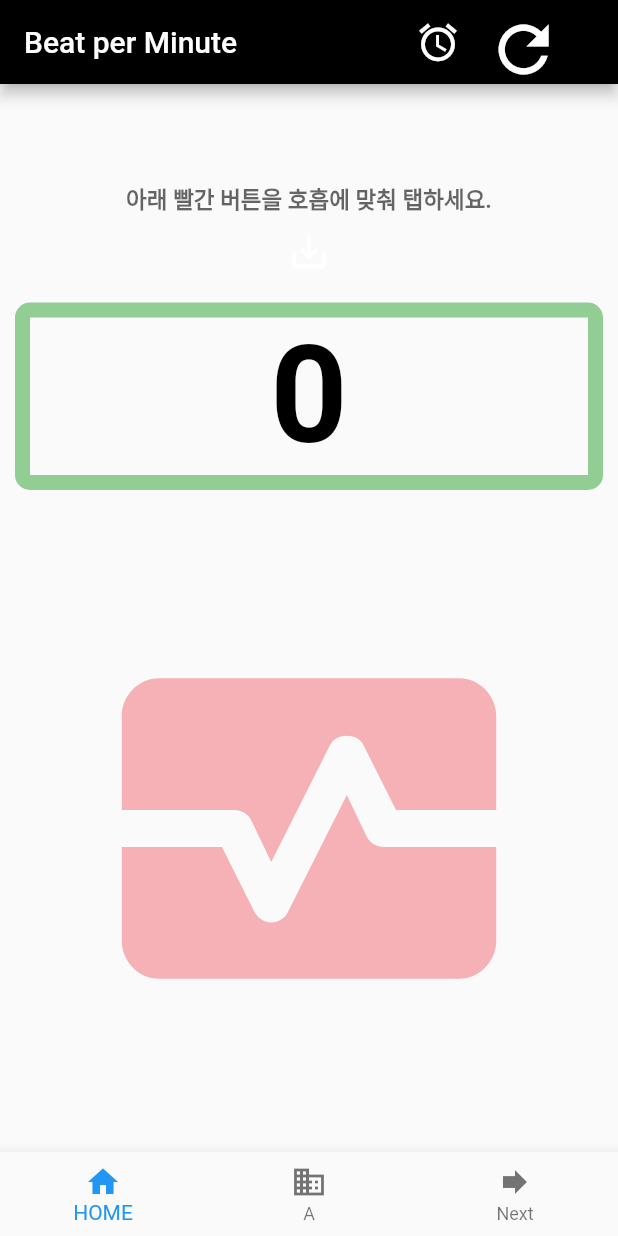
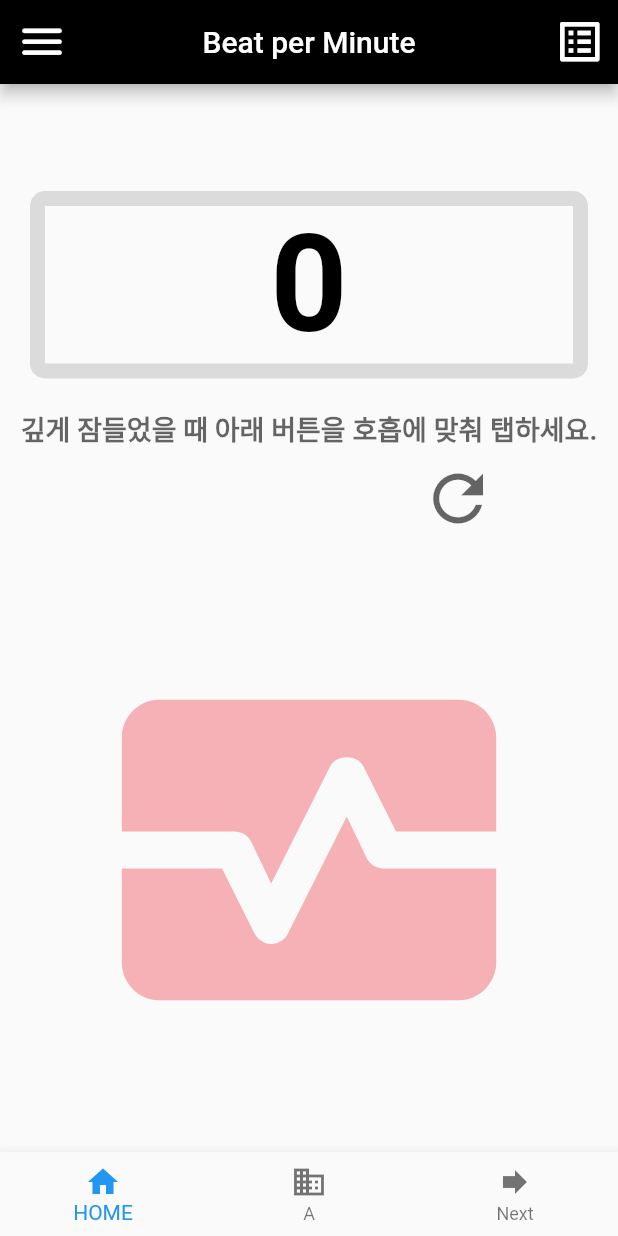
Before and after one commit to leoyun97/beatcounter, a Flutter app: the screen it shows after launch, after a tap on the "monitor heart" icon, on a phone screen of 412 x 824 dp. Run offline on Flutter 3.47's test engine with Material 2 defaults, Android fonts, the phone set to English and light mode, and no system bars; our stand-ins replace sqflite; accounts and stored records are empty.

Commit message:
1면 거의완성

```diff
--- a/lib/home_screen.dart
+++ b/lib/home_screen.dart
@@ -7,6 +7,7 @@ import 'package:flutter/foundation.dart';
 import 'package:flutter/gestures.dart';
 import 'package:path/path.dart';
 import 'package:sqflite/sqflite.dart';
+import 'package:intl/intl.dart';
 
 class home_screen extends StatefulWidget {
   const home_screen({Key? key}) : super(key: key);
@@ -20,14 +21,16 @@ class _home_screenState extends State<home_screen> {
   var bpermin;
   String txtChange = "정상입니다.";
   int timesPermin = 0;
+  int rawCounts = 0; //데이터 수
   double eveFive = 0;
   String eveFives = "";
   bool isnullbpm = true; // 초기 입력값이 null일 경우
-  Color btnVisible = Colors.white; // 저장버튼 보이기
+  bool btnVisible = false; // 저장버튼 보이기
   bool underFive = true;
   List clickB = [];
   List clickTotal = [];
   Color txtColor = Colors.black.withOpacity(0.6);
+  final DBHelper dbHelper = DBHelper();
 
   void clickButton() {
     DateTime dt = DateTime.now();
@@ -49,47 +52,56 @@ class _home_screenState extends State<home_screen> {
         eveFive = clickTotal.reduce((value, element) => value + element) / 5;
         eveFives = eveFive.ceil().toString();
         timesPermin = clickTotal.length;
+        underFive = false;
+        if (eveFive <= 25) {
+          txtChange = "정상입니다";
+          txtColor = Colors.black.withOpacity(0.6);
+          btnVisible = true;
+        } else if (eveFive > 25 && eveFive <= 30) {
+          txtChange = "높습니다. 매일측정권장";
+          txtColor = Colors.blue;
+          btnVisible = true;
+        } else if (eveFive > 30 && eveFive < 40) {
+          txtChange = "주의! 병원으로 연락하세요.";
+          txtColor = const Color.fromARGB(248, 245, 55, 204);
+          btnVisible = true;
+        } else if (eveFive >= 40) {
+          txtChange = "경고! 병원으로 즉시 연락하세요.";
+          txtColor = const Color.fromARGB(248, 245, 55, 84);
+          btnVisible = true;
+        }
+      } else if (clickTotal.length == 6) {
+        btnVisible = false;
+      } else if (clickTotal.length == 10) {
+        eveFive = clickTotal.reduce((value, element) => value + element) / 10;
+        eveFives = eveFive.ceil().toString();
+        timesPermin = clickTotal.length;
         //clickTotal = [];
         underFive = false;
         if (eveFive <= 25) {
           txtChange = "정상입니다";
           txtColor = Colors.black.withOpacity(0.6);
-          btnVisible = Colors.black;
-        } else if (eveFive > 25 && eveFive <= 30) {
-          txtChange = "높습니다. 매일측정권장";
-          txtColor = Colors.blue;
-          btnVisible = Colors.black;
-        } else if (eveFive > 30) {
-          txtChange = "주의! 병원으로 연락하세요.";
-          txtColor = const Color.fromARGB(248, 245, 55, 84);
-          btnVisible = Colors.black;
-        }
-      } else if (clickTotal.length == 11) {
-        eveFive = clickTotal.reduce((value, element) => value + element) / 10;
-        eveFives = eveFive.ceil().toString();
-        timesPermin = clickTotal.length - 1;
-        //clickTotal = [];
-        underFive = false;
-        if (eveFive <= 25) {
-          txtChange = "정상입니다";
-          txtColor = Colors.black.withOpacity(0.6);
-          btnVisible = Colors.black;
+          btnVisible = true;
         } else if (eveFive > 25 && eveFive <= 30) {
           txtChange = "높습니다. 매일측정권장";
           txtColor = txtColor = Colors.blue;
-          btnVisible = Colors.black;
-        } else if (eveFive > 30) {
+          btnVisible = true;
+        } else if (eveFive > 30 && eveFive < 40) {
           txtChange = "주의! 병원으로 연락하세요.";
+          txtColor = const Color.fromARGB(248, 245, 55, 204);
+          btnVisible = true;
+        } else if (eveFive >= 40) {
+          txtChange = "경고! 병원으로 즉시 연락하세요.";
           txtColor = const Color.fromARGB(248, 245, 55, 84);
-          btnVisible = Colors.black;
+          btnVisible = true;
         }
-      } else if (clickTotal.length > 11) {
+      } else if (clickTotal.length > 10) {
         clickRefresh();
       }
     } else if (clickB.length == 1) {
       isnullbpm = true;
     }
-
+    //print(clickTotal.toList()); //Delete
     setState(() {});
   }
 
@@ -104,29 +116,44 @@ class _home_screenState extends State<home_screen> {
       isnullbpm = true;
       underFive = true;
       txtColor = Colors.black.withOpacity(0.6);
-      btnVisible = Colors.white;
+      btnVisible = false;
+
+      //dbHelper.deleteAllRecord();
     });
   }
 
-  void insertRecord() {
-    DateTime dt = DateTime.now();
+  void insertRecord() async {
+    DateTime now = DateTime.now();
+    String dt = DateFormat('yyyy-MM-dd HH:mm:ss').format(now);
 
-    DBHelper dbHelper = DBHelper();
+    String rawCount = await dbHelper.getDBrawcount();
+    rawCounts = int.parse(rawCount);
+
     dbHelper.insertRecord(
       DayRecords(
-        id: 2,
+        id: rawCounts,
         whetSu: bpermin,
-        nalJja: '${dt.toString()}',
+        nalJja: dt,
       ),
     );
+    setState(() {
+      //btnVisible = false;
+      clickRefresh();
+    });
+  }
+
+  void deleteAllrecords() {
+    dbHelper.deleteAllRecord();
   }
 
   void viewRecord() {
-    DBHelper dbHelper = DBHelper();
+    //DBHelper dbHelper = DBHelper();
     dbHelper.getAllRecord().then((value) => value.forEach((element) {
           print(
               'id:${element.id}\n 호흡수:${element.whetSu}\n 날짜:${element.nalJja}');
         }));
+
+    //print('$rawCounts');
   }
 
   @override
@@ -141,22 +168,22 @@ class _home_screenState extends State<home_screen> {
       home: Scaffold(
         //backgroundColor: Colors.black,
         appBar: AppBar(
-          title: const Text('Beat per Minute'),
+          title: const Text(
+            'Beat per Minute',
+          ),
+          centerTitle: true,
           backgroundColor: Colors.black,
+          leading: IconButton(
+            onPressed: () {},
+            icon: Icon(Icons.menu_rounded),
+            iconSize: 35,
+          ),
           actions: [
             IconButton(
-              iconSize: 30,
+              iconSize: 35,
               onPressed: viewRecord,
-              icon: const Icon(Icons.access_alarm),
+              icon: const Icon(Icons.list_alt),
             ),
-            IconButton(
-              iconSize: 50,
-              onPressed: clickRefresh,
-              icon: const Icon(Icons.refresh),
-            ),
-            const SizedBox(
-              width: 30,
-            )
           ],
         ),
         body: Column(
@@ -164,31 +191,14 @@ class _home_screenState extends State<home_screen> {
           children: [
             Column(
               children: [
-                Text(
-                  underFive
-                      ? "아래 빨간 버튼을 호흡에 맞춰 탭하세요."
-                      : "$timesPermin회 평균: $eveFives회/분, $txtChange",
-                  style: TextStyle(
-                    fontWeight: FontWeight.bold,
-                    color: txtColor,
-                    fontSize: 15,
-                  ),
-                ),
-                Visibility(
-                  child: IconButton(
-                    onPressed: insertRecord,
-                    icon: const Icon(Icons.save_alt_rounded),
-                    color: btnVisible,
-                    iconSize: 30,
-                  ),
-                ),
                 Padding(
-                  padding: const EdgeInsets.all(10.0),
+                  padding: const EdgeInsets.all(20.0),
                   child: Container(
                     alignment: Alignment.center,
                     decoration: BoxDecoration(
                       border: Border.all(
-                        color: Colors.green.withOpacity(0.6),
+                        color:
+                            Color.fromARGB(255, 197, 198, 197).withOpacity(0.6),
                         style: BorderStyle.solid,
                         width: 10,
                       ),
@@ -203,6 +213,39 @@ class _home_screenState extends State<home_screen> {
                       ),
                     ),
                   ),
+                ),
+                Text(
+                  underFive
+                      ? "깊게 잠들었을 때 아래 버튼을 호흡에 맞춰 탭하세요."
+                      : "$timesPermin회 평균: $eveFives회/분, $txtChange",
+                  style: TextStyle(
+                    fontWeight: FontWeight.bold,
+                    color: txtColor,
+                    fontSize: 18,
+                  ),
+                ),
+                Row(
+                  mainAxisAlignment: MainAxisAlignment.spaceAround,
+                  children: [
+                    Visibility(
+                      maintainState: true,
+                      maintainSize: true,
+                      maintainAnimation: true,
+                      visible: btnVisible,
+                      child: IconButton(
+                        onPressed: insertRecord,
+                        icon: const Icon(Icons.save_alt_rounded),
+                        color: Colors.black,
+                        iconSize: 35,
+                      ),
+                    ),
+                    IconButton(
+                      color: Colors.black.withOpacity(0.6),
+                      iconSize: 50,
+                      onPressed: clickRefresh,
+                      icon: const Icon(Icons.refresh),
+                    ),
+                  ],
                 ),
               ],
             ),
@@ -231,4 +274,31 @@ class _home_screenState extends State<home_screen> {
       ),
     );
   }
+
+  Future<dynamic> showAlert(BuildContext context) {
+    return showDialog(
+      context: context,
+      barrierDismissible: false,
+      builder: (BuildContext ctx) {
+        return AlertDialog(
+          content: Text('저장하시겠습니까?'),
+          actions: [
+            TextButton(
+              onPressed: () {
+                Navigator.of(context).pop();
+                insertRecord();
+              },
+              child: const Text('저장'),
+            ),
+            TextButton(
+              onPressed: () {
+                Navigator.of(context).pop();
+              },
+              child: const Text('취소'),
+            ),
+          ],
+        );
+      },
+    );
+  }
 }
--- a/pubspec.yaml
+++ b/pubspec.yaml
@@ -38,6 +38,7 @@ dependencies:
   sqflite: ^2.2.6
   path: ^1.8.3
   path_provider: ^2.0.13
+  intl: ^0.18.0
 
 dev_dependencies:
   flutter_test:
```
Also changed, not shown: lib/recordDb.dart (+10 -3 lines), pubspec.lock.
